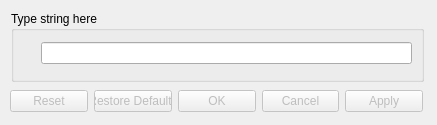
Old version of the form src/Interface/Modules/String/CreateString.ui in the repository SCIInstitute/SCIRun.
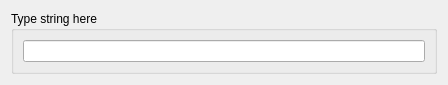
New version of the form.

The edit to the form file:
```diff
--- a/src/Interface/Modules/String/CreateString.ui
+++ b/src/Interface/Modules/String/CreateString.ui
@@ -6,8 +6,8 @@
    <rect>
     <x>0</x>
     <y>0</y>
-    <width>437</width>
-    <height>125</height>
+    <width>448</width>
+    <height>81</height>
    </rect>
   </property>
   <property name="sizePolicy">
@@ -19,57 +19,20 @@
   <property name="minimumSize">
    <size>
     <width>437</width>
-    <height>125</height>
+    <height>0</height>
    </size>
   </property>
   <property name="windowTitle">
    <string>Dialog</string>
   </property>
-  <widget class="QDialogButtonBox" name="buttonBox">
-   <property name="enabled">
-    <bool>false</bool>
-   </property>
-   <property name="geometry">
-    <rect>
-     <x>10</x>
-     <y>90</y>
-     <width>413</width>
-     <height>23</height>
-    </rect>
-   </property>
-   <property name="orientation">
-    <enum>Qt::Horizontal</enum>
-   </property>
-   <property name="standardButtons">
-    <set>QDialogButtonBox::Apply|QDialogButtonBox::Cancel|QDialogButtonBox::Ok|QDialogButtonBox::Reset|QDialogButtonBox::RestoreDefaults</set>
-   </property>
-   <property name="centerButtons">
-    <bool>false</bool>
-   </property>
-  </widget>
+  <layout class="QGridLayout" name="gridLayout_2">
+   <item row="0" column="0">
   <widget class="QGroupBox" name="groupBox">
-   <property name="geometry">
-    <rect>
-     <x>11</x>
-     <y>11</y>
-     <width>413</width>
-     <height>71</height>
-    </rect>
-   </property>
    <property name="title">
     <string>Type string here</string>
    </property>
-   <widget class="QWidget" name="layoutWidget">
-    <property name="geometry">
-     <rect>
-      <x>30</x>
-      <y>30</y>
-      <width>371</width>
-      <height>25</height>
-     </rect>
-    </property>
-    <layout class="QHBoxLayout" name="horizontalLayout">
-     <item>
+     <layout class="QGridLayout" name="gridLayout">
+      <item row="0" column="0">
       <widget class="QLineEdit" name="stringInput_">
        <property name="dragEnabled">
         <bool>false</bool>
@@ -81,7 +44,8 @@
      </item>
     </layout>
    </widget>
-  </widget>
+   </item>
+  </layout>
  </widget>
  <resources/>
  <connections>
```
Left out of the diff: 35 changed lines with no effect on the pictures. Lines whose indentation alone changed are shown as unchanged.
